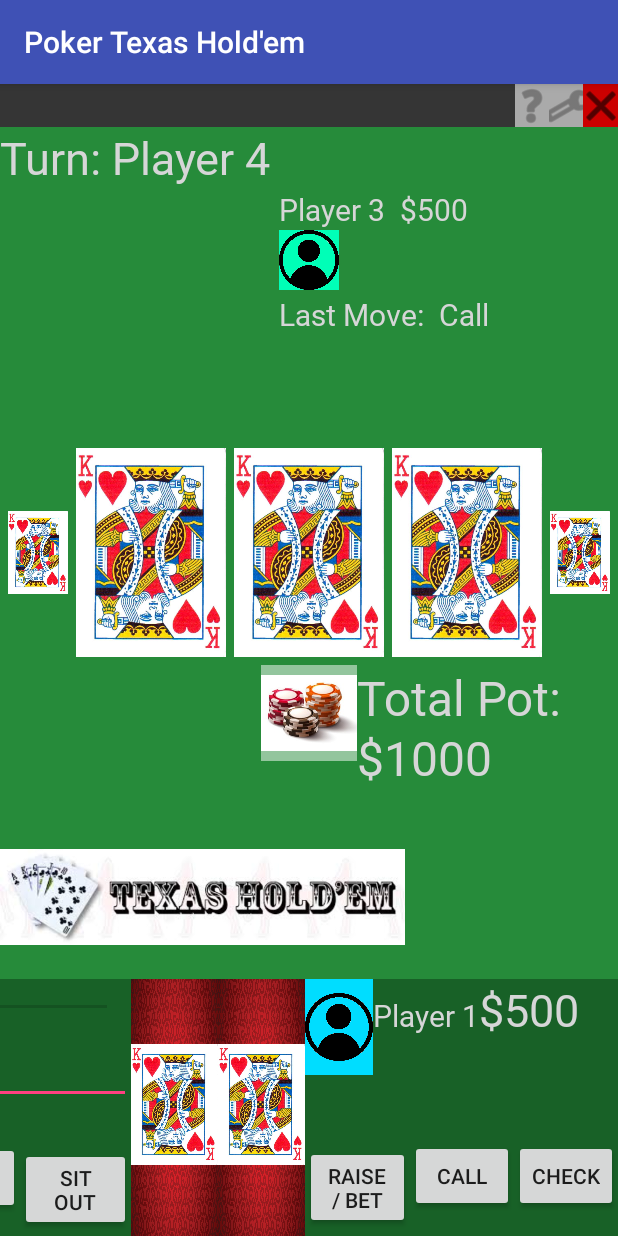
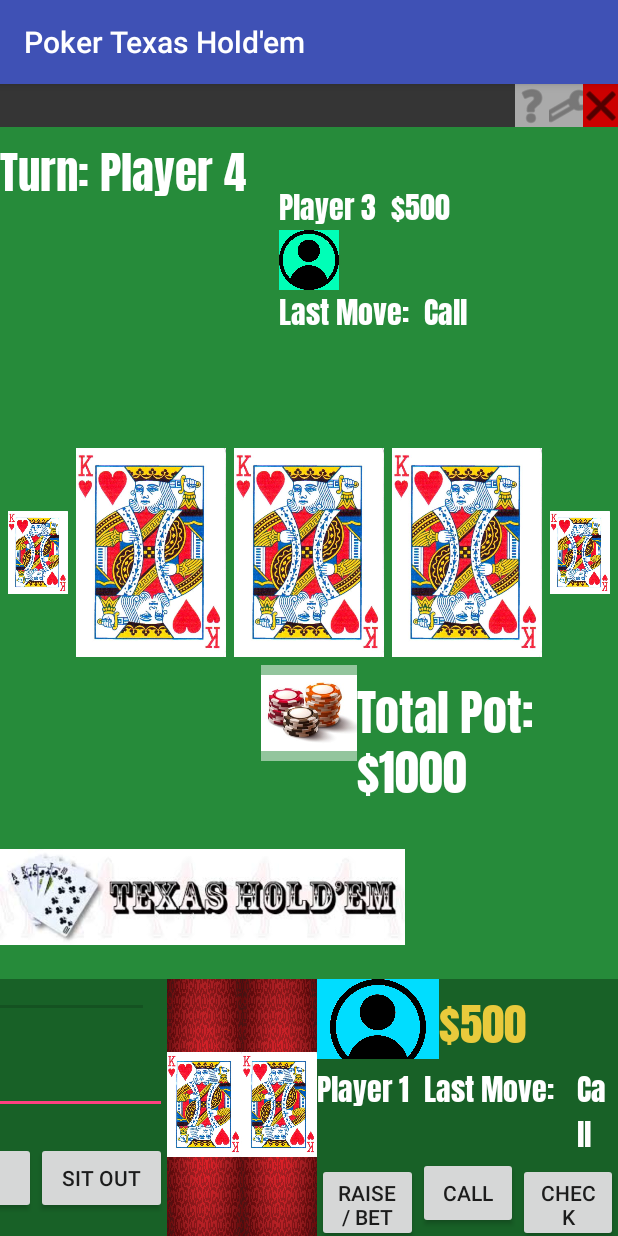
Before and after one commit to bellosil21/pokerTexasHoldEm, an Android app: the screen it shows after launch (MainActivity), on a phone screen of 412 x 824 dp. Run offline under Robolectric (Android 15) with nearby library versions, the phone set to English and light mode, and no system bars; Roboto replaces fonts that are not available here; 7 statements that could not run were skipped.

Commit message:
gui updates again

```diff
--- a/app/src/main/AndroidManifest.xml
+++ b/app/src/main/AndroidManifest.xml
@@ -16,6 +16,9 @@
                 <category android:name="android.intent.category.LAUNCHER" />
             </intent-filter>
         </activity>
+        <meta-data
+            android:name="preloaded_fonts"
+            android:resource="@array/preloaded_fonts" />
     </application>
 
 </manifest>
--- a/app/src/main/java/com/example/bellosil21/pokertexasholdem/Poker/Player/PokerDumbComputerPlayer.java
+++ b/app/src/main/java/com/example/bellosil21/pokertexasholdem/Poker/Player/PokerDumbComputerPlayer.java
@@ -2,16 +2,13 @@ package com.example.bellosil21.pokertexasholdem.Poker.Player;
 
 import com.example.bellosil21.pokertexasholdem.Game.Game;
 import com.example.bellosil21.pokertexasholdem.Game.GameComputerPlayer;
-import com.example.bellosil21.pokertexasholdem.Game.GameMainActivity;
 import com.example.bellosil21.pokertexasholdem.Game.GamePlayer;
 import com.example.bellosil21.pokertexasholdem.Game.infoMsg.GameInfo;
-import com.example.bellosil21.pokertexasholdem.Game.infoMsg.GameOverInfo;
 import com.example.bellosil21.pokertexasholdem.Game.infoMsg.NotYourTurnInfo;
 import com.example.bellosil21.pokertexasholdem.Poker.GameActions.PokerCall;
 import com.example.bellosil21.pokertexasholdem.Poker.GameActions.PokerShowHideCards;
 import com.example.bellosil21.pokertexasholdem.Poker.GameState.PokerGameState;
 
-import java.util.logging.Handler;
 
 /**
  * The "dumb" AI for Poker
--- /dev/null
+++ b/app/src/main/res/font/anton.xml
@@ -0,0 +1,7 @@
+<?xml version="1.0" encoding="utf-8"?>
+<font-family xmlns:app="http://schemas.android.com/apk/res-auto"
+        app:fontProviderAuthority="com.google.android.gms.fonts"
+        app:fontProviderPackage="com.google.android.gms"
+        app:fontProviderQuery="Anton"
+        app:fontProviderCerts="@array/com_google_android_gms_fonts_certs">
+</font-family>
--- /dev/null
+++ b/app/src/main/res/font/noticia_text.xml
@@ -0,0 +1,7 @@
+<?xml version="1.0" encoding="utf-8"?>
+<font-family xmlns:app="http://schemas.android.com/apk/res-auto"
+        app:fontProviderAuthority="com.google.android.gms.fonts"
+        app:fontProviderPackage="com.google.android.gms"
+        app:fontProviderQuery="Noticia Text"
+        app:fontProviderCerts="@array/com_google_android_gms_fonts_certs">
+</font-family>
--- a/app/src/main/res/layout/activity_main.xml
+++ b/app/src/main/res/layout/activity_main.xml
@@ -473,6 +473,23 @@
                     app:srcCompat="@drawable/player" />
 
                 <TextView
+                    android:id="@+id/currChips"
+                    android:layout_width="wrap_content"
+                    android:layout_height="wrap_content"
+                    android:layout_weight="1"
+                    android:text="$500"
+                    android:textColor="@color/Yellow"
+                    android:textSize="30dp"
+                    app:fontFamily="@font/anton" />
+            </LinearLayout>
+
+            <LinearLayout
+                android:layout_width="match_parent"
+                android:layout_height="wrap_content"
+                android:layout_weight="1"
+                android:orientation="horizontal">
+
+                <TextView
                     android:id="@+id/player1Name"
                     android:layout_width="wrap_content"
                     android:layout_height="wrap_content"
@@ -483,13 +500,25 @@
                     app:fontFamily="@font/anton" />
 
                 <TextView
-                    android:id="@+id/currChips"
+                    android:id="@+id/player1LM"
                     android:layout_width="wrap_content"
                     android:layout_height="wrap_content"
-                    android:layout_weight="1"
-                    android:text="$500"
-                    android:textColor="@color/Yellow"
-                    android:textSize="30dp"
+                    android:layout_toRightOf="@+id/player1Name"
+                    android:layout_marginHorizontal="10dp"
+                    android:text="Last Move:"
+                    android:textColor="@color/white"
+                    android:textSize="20dp"
+                    app:fontFamily="@font/anton" />
+
+                <TextView
+                    android:id="@+id/player1Move"
+                    android:layout_width="wrap_content"
+                    android:layout_height="wrap_content"
+                    android:layout_toRightOf="@+id/player1LM"
+                    android:layout_marginHorizontal="5dp"
+                    android:text="Call"
+                    android:textColor="@color/white"
+                    android:textSize="20dp"
                     app:fontFamily="@font/anton" />
             </LinearLayout>
 
--- a/app/src/main/res/values/color.xml
+++ b/app/src/main/res/values/color.xml
@@ -3,5 +3,6 @@
     <color name="black">#000000</color>
     <color name="green">#0F0</color>
     <color name="red">#ff0000</color>
+    <color name="white">#FFFFFF</color>
 
 </resources>
--- a/app/src/main/res/values/colors.xml
+++ b/app/src/main/res/values/colors.xml
@@ -3,4 +3,5 @@
     <color name="colorPrimary">#3F51B5</color>
     <color name="colorPrimaryDark">#186127</color>
     <color name="colorAccent">#FF4081</color>
+    <color name="Yellow">#E9CA3C</color>
 </resources>
```
